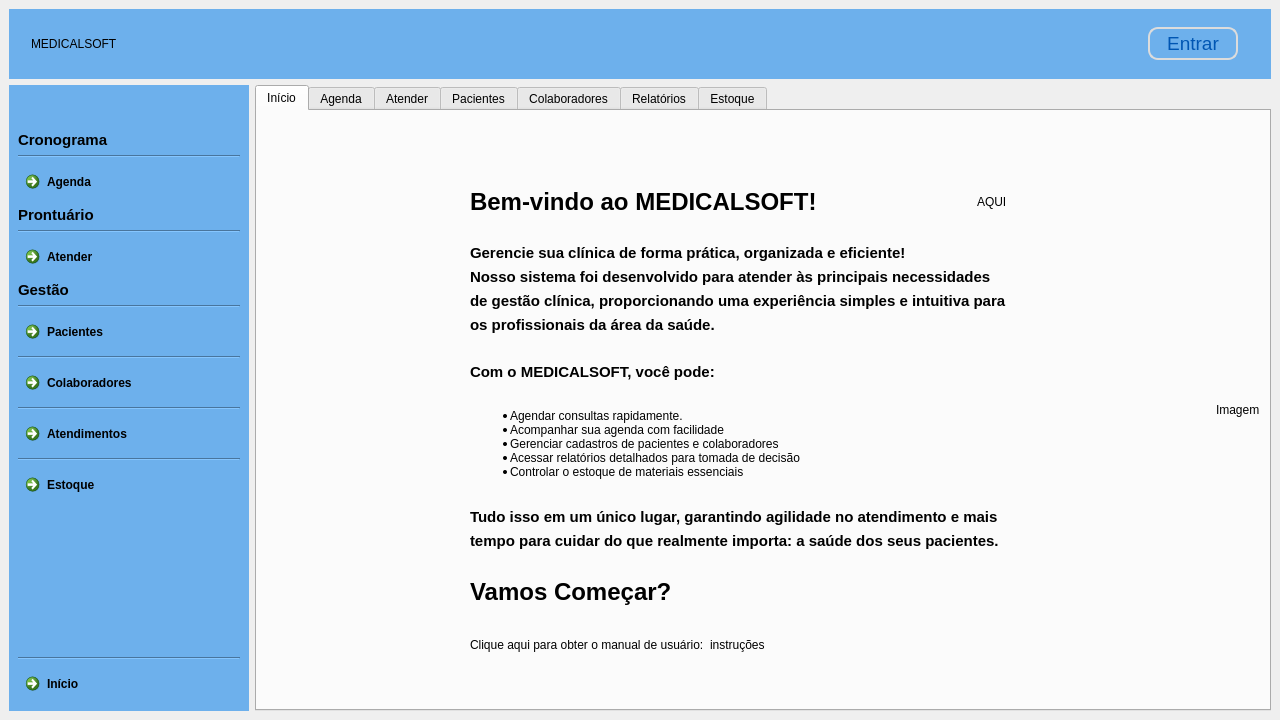
This is clinica_cpp/mainwindow.ui in juander/Projeto_CPP as Qt 5 draws it before an edit. The edited form follows.
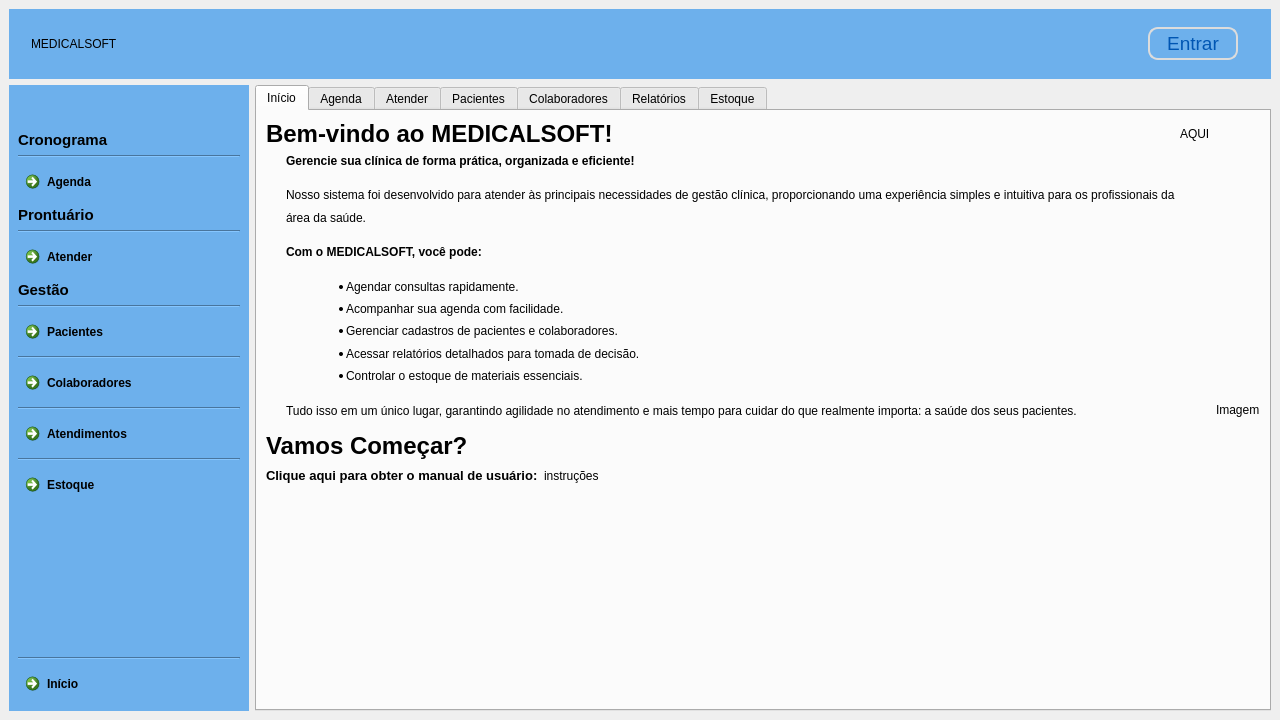
This is the edited form. Icons and pictures are not drawn.

Commit message: calma tive uma ideia

```diff
--- a/clinica_cpp/mainwindow.ui
+++ b/clinica_cpp/mainwindow.ui
@@ -2729,60 +2729,8 @@
            <layout class="QVBoxLayout" name="verticalLayout_5">
             <item>
              <layout class="QHBoxLayout" name="horizontalLayout_7">
-              <item>
-               <spacer name="horizontalSpacer_15">
-                <property name="orientation">
-                 <enum>Qt::Orientation::Horizontal</enum>
-                </property>
-                <property name="sizeHint" stdset="0">
-                 <size>
-                  <width>40</width>
-                  <height>20</height>
-                 </size>
-                </property>
-               </spacer>
-              </item>
               <item>
                <layout class="QVBoxLayout" name="verticalLayout_7">
-                <item>
-                 <spacer name="verticalSpacer_11">
-                  <property name="orientation">
-                   <enum>Qt::Orientation::Vertical</enum>
-                  </property>
-                  <property name="sizeHint" stdset="0">
-                   <size>
-                    <width>20</width>
-                    <height>40</height>
-                   </size>
-                  </property>
-                 </spacer>
-                </item>
-                <item>
-                 <spacer name="verticalSpacer_12">
-                  <property name="orientation">
-                   <enum>Qt::Orientation::Vertical</enum>
-                  </property>
-                  <property name="sizeHint" stdset="0">
-                   <size>
-                    <width>20</width>
-                    <height>40</height>
-                   </size>
-                  </property>
-                 </spacer>
-                </item>
-                <item>
-                 <spacer name="verticalSpacer_14">
-                  <property name="orientation">
-                   <enum>Qt::Orientation::Vertical</enum>
-                  </property>
-                  <property name="sizeHint" stdset="0">
-                   <size>
-                    <width>20</width>
-                    <height>40</height>
-                   </size>
-                  </property>
-                 </spacer>
-                </item>
                 <item>
                  <layout class="QHBoxLayout" name="horizontalLayout_23">
                   <item>
@@ -2814,127 +2762,69 @@
                   </item>
                  </layout>
                 </item>
-                <item>
-                 <spacer name="verticalSpacer_7">
-                  <property name="orientation">
-                   <enum>Qt::Orientation::Vertical</enum>
-                  </property>
-                  <property name="sizeHint" stdset="0">
-                   <size>
-                    <width>20</width>
-                    <height>40</height>
-                   </size>
-                  </property>
-                 </spacer>
-                </item>
                 <item>
                  <widget class="QLabel" name="label_16">
-                  <property name="text">
-                   <string>&lt;html&gt;&lt;head/&gt;&lt;body&gt;&lt;p&gt;&lt;span style=&quot; font-size:11pt; font-weight:500;&quot;&gt;Gerencie sua clínica de forma prática, organizada e eficiente!&lt;/span&gt;&lt;/p&gt;&lt;/body&gt;&lt;/html&gt;</string>
+                  <property name="sizePolicy">
+                   <sizepolicy hsizetype="Expanding" vsizetype="Expanding">
+                    <horstretch>0</horstretch>
+                    <verstretch>0</verstretch>
+                   </sizepolicy>
                   </property>
-                 </widget>
-                </item>
-                <item>
-                 <widget class="QLabel" name="label_17">
-                  <property name="text">
-                   <string>&lt;html&gt;&lt;head/&gt;&lt;body&gt;&lt;p&gt;&lt;span style=&quot; font-size:11pt; font-weight:500;&quot;&gt;Nosso sistema foi desenvolvido para atender às principais necessidades&lt;/span&gt;&lt;/p&gt;&lt;/body&gt;&lt;/html&gt;</string>
+                  <property name="acceptDrops">
+                   <bool>false</bool>
                   </property>
-                 </widget>
-                </item>
-                <item>
-                 <widget class="QLabel" name="label_32">
                   <property name="text">
-                   <string>&lt;html&gt;&lt;head/&gt;&lt;body&gt;&lt;p&gt;&lt;span style=&quot; font-size:11pt; font-weight:500;&quot;&gt;de gestão clínica, proporcionando uma experiência simples e intuitiva para&lt;/span&gt;&lt;/p&gt;&lt;/body&gt;&lt;/html&gt;</string>
+                   <string>&lt;!DOCTYPE html&gt;
+&lt;html lang=&quot;pt-BR&quot;&gt;
+&lt;head&gt;
+    &lt;meta charset=&quot;UTF-8&quot;&gt;
+    &lt;meta name=&quot;viewport&quot; content=&quot;width=device-width, initial-scale=1.0&quot;&gt;
+    &lt;title&gt;MedicalSoft&lt;/title&gt;
+    &lt;style&gt;
+        body {
+            font-family: Arial, sans-serif;
+            line-height: 1.6;
+            margin: 20px;
+        }
+        h1 {
+            font-size: 1.5em;
+        }
+        ul {
+            list-style-type: disc;
+            margin-left: 20px;
+        }
+    &lt;/style&gt;
+&lt;/head&gt;
+&lt;body&gt;
+    &lt;p&gt;&lt;strong&gt;Gerencie sua clínica de forma prática, organizada e eficiente!&lt;strong&gt;&lt;/p&gt;
+    &lt;p&gt;
+        Nosso sistema foi desenvolvido para atender às principais necessidades
+        de gestão clínica, proporcionando uma experiência simples e intuitiva para
+        os profissionais da área da saúde.
+    &lt;/p&gt;
+    &lt;p&gt;&lt;strong&gt;Com o MEDICALSOFT, você pode:&lt;/strong&gt;&lt;/p&gt;
+    &lt;ul&gt;
+        &lt;li&gt;Agendar consultas rapidamente.&lt;/li&gt;
+        &lt;li&gt;Acompanhar sua agenda com facilidade.&lt;/li&gt;
+        &lt;li&gt;Gerenciar cadastros de pacientes e colaboradores.&lt;/li&gt;
+        &lt;li&gt;Acessar relatórios detalhados para tomada de decisão.&lt;/li&gt;
+        &lt;li&gt;Controlar o estoque de materiais essenciais.&lt;/li&gt;
+    &lt;/ul&gt;
+    &lt;p&gt;
+        Tudo isso em um único lugar, garantindo agilidade no atendimento e mais
+        tempo para cuidar do que realmente importa: a saúde dos seus pacientes.
+    &lt;/p&gt;
+&lt;/body&gt;
+&lt;/html&gt;</string>
                   </property>
-                 </widget>
-                </item>
-                <item>
-                 <widget class="QLabel" name="label_33">
-                  <property name="text">
-                   <string>&lt;html&gt;&lt;head/&gt;&lt;body&gt;&lt;p&gt;&lt;span style=&quot; font-size:11pt; font-weight:500;&quot;&gt;os profissionais da área da saúde.&lt;/span&gt;&lt;/p&gt;&lt;/body&gt;&lt;/html&gt;</string>
+                  <property name="scaledContents">
+                   <bool>false</bool>
                   </property>
-                 </widget>
-                </item>
-                <item>
-                 <spacer name="verticalSpacer_6">
-                  <property name="orientation">
-                   <enum>Qt::Orientation::Vertical</enum>
+                  <property name="wordWrap">
+                   <bool>true</bool>
                   </property>
-                  <property name="sizeHint" stdset="0">
-                   <size>
-                    <width>20</width>
-                    <height>40</height>
-                   </size>
-                  </property>
-                 </spacer>
-                </item>
-                <item>
-                 <widget class="QLabel" name="label_13">
-                  <property name="text">
-                   <string>&lt;html&gt;&lt;head/&gt;&lt;body&gt;&lt;p&gt;&lt;span style=&quot; font-size:11pt; font-weight:500;&quot;&gt;Com o MEDICALSOFT, você pode:&lt;/span&gt;&lt;/p&gt;&lt;/body&gt;&lt;/html&gt;</string>
-                  </property>
                  </widget>
                 </item>
-                <item>
-                 <spacer name="verticalSpacer_23">
-                  <property name="orientation">
-                   <enum>Qt::Orientation::Vertical</enum>
-                  </property>
-                  <property name="sizeHint" stdset="0">
-                   <size>
-                    <width>20</width>
-                    <height>40</height>
-                   </size>
-                  </property>
-                 </spacer>
-                </item>
-                <item>
-                 <widget class="QLabel" name="label_14">
-                  <property name="text">
-                   <string>&lt;html&gt;&lt;head/&gt;&lt;body&gt;&lt;ul style=&quot;margin-top: 0px; margin-bottom: 0px; margin-left: 0px; margin-right: 0px; -qt-list-indent: 1;&quot;&gt;&lt;li style=&quot; margin-top:12px; margin-bottom:0px; margin-left:0px; margin-right:0px; -qt-block-indent:0; text-indent:0px;&quot;&gt;Agendar consultas rapidamente.&lt;/li&gt;&lt;li style=&quot; margin-top:0px; margin-bottom:0px; margin-left:0px; margin-right:0px; -qt-block-indent:0; text-indent:0px;&quot;&gt;Acompanhar sua agenda com facilidade&lt;/li&gt;&lt;li style=&quot; margin-top:0px; margin-bottom:0px; margin-left:0px; margin-right:0px; -qt-block-indent:0; text-indent:0px;&quot;&gt;Gerenciar cadastros de pacientes e colaboradores&lt;/li&gt;&lt;li style=&quot; margin-top:0px; margin-bottom:0px; margin-left:0px; margin-right:0px; -qt-block-indent:0; text-indent:0px;&quot;&gt;Acessar relatórios detalhados para tomada de decisão&lt;/li&gt;&lt;li style=&quot; margin-top:0px; margin-bottom:0px; margin-left:0px; margin-right:0px; -qt-block-indent:0; text-indent:0px;&quot;&gt;Controlar o estoque de materiais essenciais&lt;/li&gt;&lt;/ul&gt;&lt;/body&gt;&lt;/html&gt;</string>
-                  </property>
-                 </widget>
-                </item>
-                <item>
-                 <spacer name="verticalSpacer_9">
-                  <property name="orientation">
-                   <enum>Qt::Orientation::Vertical</enum>
-                  </property>
-                  <property name="sizeHint" stdset="0">
-                   <size>
-                    <width>20</width>
-                    <height>40</height>
-                   </size>
-                  </property>
-                 </spacer>
-                </item>
-                <item>
-                 <widget class="QLabel" name="label_34">
-                  <property name="text">
-                   <string>&lt;html&gt;&lt;head/&gt;&lt;body&gt;&lt;p&gt;&lt;span style=&quot; font-size:11pt; font-weight:500;&quot;&gt;Tudo isso em um único lugar, garantindo agilidade no atendimento e mais&lt;/span&gt;&lt;/p&gt;&lt;/body&gt;&lt;/html&gt;</string>
-                  </property>
-                 </widget>
-                </item>
-                <item>
-                 <widget class="QLabel" name="label_35">
-                  <property name="text">
-                   <string>&lt;html&gt;&lt;head/&gt;&lt;body&gt;&lt;p&gt;&lt;span style=&quot; font-size:11pt; font-weight:500;&quot;&gt;tempo para cuidar do que realmente importa: a saúde dos seus pacientes.&lt;/span&gt;&lt;/p&gt;&lt;/body&gt;&lt;/html&gt;</string>
-                  </property>
-                 </widget>
-                </item>
-                <item>
-                 <spacer name="verticalSpacer_8">
-                  <property name="orientation">
-                   <enum>Qt::Orientation::Vertical</enum>
-                  </property>
-                  <property name="sizeHint" stdset="0">
-                   <size>
-                    <width>20</width>
-                    <height>40</height>
-                   </size>
-                  </property>
-                 </spacer>
-                </item>
                 <item>
                  <widget class="QLabel" name="label_36">
                   <property name="text">
@@ -2942,25 +2832,12 @@
                   </property>
                  </widget>
                 </item>
-                <item>
-                 <spacer name="verticalSpacer_15">
-                  <property name="orientation">
-                   <enum>Qt::Orientation::Vertical</enum>
-                  </property>
-                  <property name="sizeHint" stdset="0">
-                   <size>
-                    <width>20</width>
-                    <height>40</height>
-                   </size>
-                  </property>
-                 </spacer>
-                </item>
                 <item>
                  <layout class="QHBoxLayout" name="horizontalLayout_16">
                   <item>
                    <widget class="QLabel" name="label_7">
                     <property name="text">
-                     <string>Clique aqui para obter o manual de usuário:</string>
+                     <string>&lt;html&gt;&lt;head/&gt;&lt;body&gt;&lt;p&gt;&lt;span style=&quot; font-size:10pt; font-weight:700;&quot;&gt;Clique aqui para obter o manual de usuário:&lt;/span&gt;&lt;/p&gt;&lt;/body&gt;&lt;/html&gt;</string>
                     </property>
                    </widget>
                   </item>
@@ -2986,19 +2863,6 @@
                   </item>
                  </layout>
                 </item>
-                <item>
-                 <spacer name="verticalSpacer_13">
-                  <property name="orientation">
-                   <enum>Qt::Orientation::Vertical</enum>
-                  </property>
-                  <property name="sizeHint" stdset="0">
-                   <size>
-                    <width>20</width>
-                    <height>40</height>
-                   </size>
-                  </property>
-                 </spacer>
-                </item>
                 <item>
                  <spacer name="verticalSpacer_10">
                   <property name="orientation">
@@ -3017,19 +2881,6 @@
               <item>
                <layout class="QVBoxLayout" name="verticalLayout_24"/>
               </item>
-              <item>
-               <spacer name="horizontalSpacer_19">
-                <property name="orientation">
-                 <enum>Qt::Orientation::Horizontal</enum>
-                </property>
-                <property name="sizeHint" stdset="0">
-                 <size>
-                  <width>40</width>
-                  <height>20</height>
-                 </size>
-                </property>
-               </spacer>
-              </item>
               <item>
                <widget class="QLabel" name="imgInicial">
                 <property name="text">
```
The commit also changes 2 other files.
